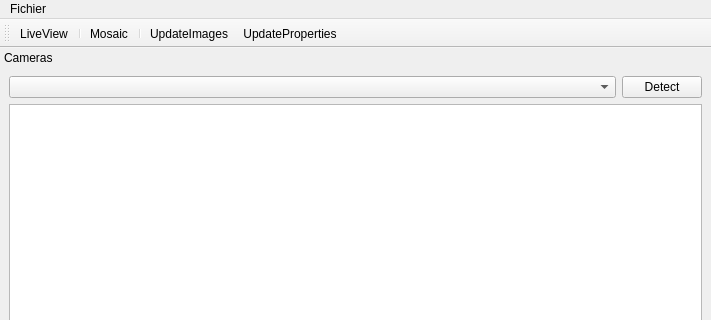
Before: the Qt Designer form ProjetNorvege/mainwindow.ui in Antoinephi/Project-Norway, drawn with Qt 5; both pictures show x 0 to 711 and y 0 to 320 of the 711 by 604 pixel window.
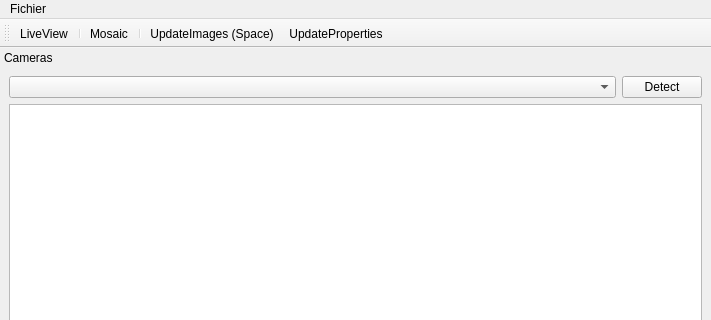
After: the same form once the commit is applied. Icons and pictures are not drawn.

Patch:
```diff
--- a/ProjetNorvege/mainwindow.ui
+++ b/ProjetNorvege/mainwindow.ui
@@ -200,7 +200,10 @@
   </action>
   <action name="actionUpdateImages">
    <property name="text">
-    <string>UpdateImages</string>
+    <string>UpdateImages (Space)</string>
+   </property>
+   <property name="shortcut">
+    <string>Space</string>
    </property>
   </action>
   <action name="actionUpdateProperties">
```
